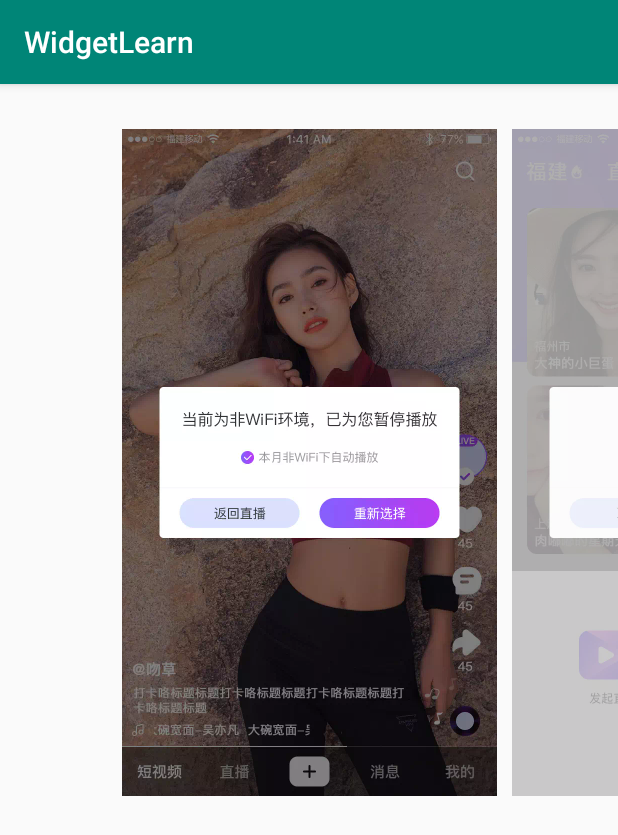
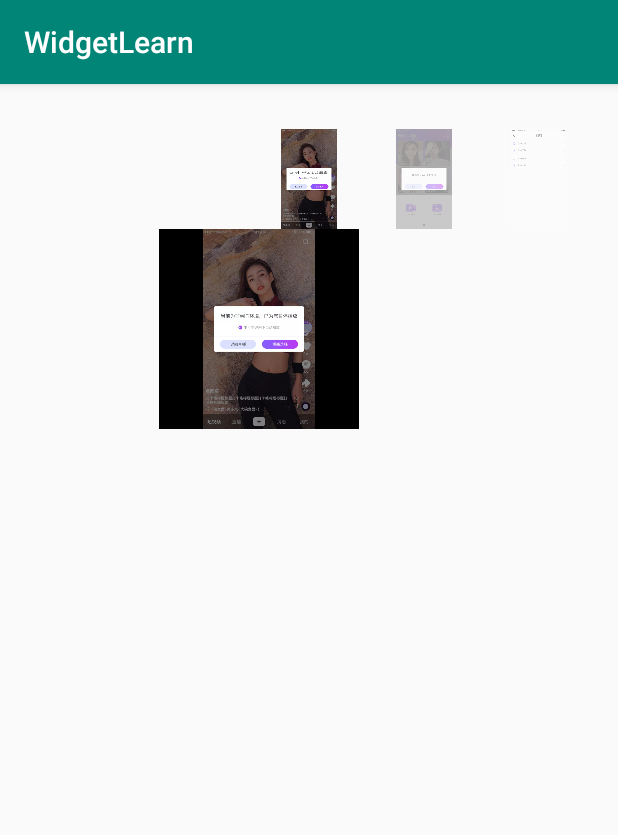
Before and after one commit to Wudelin/WidgetLearn, an Android app: the GalleryActivity screen opened directly, with no data from a screen before it, on a phone screen of 412 x 824 dp. Shown: the top 835 px of the screen. Run offline under Robolectric (Android 15) with nearby library versions, the phone set to English and light mode, and no system bars.

Commit message:
widget[Gallery-ImageSwitcher]

```diff
--- a/app/src/main/java/com/wdl/widgetlearn/adapter/ImageAdapter.java
+++ b/app/src/main/java/com/wdl/widgetlearn/adapter/ImageAdapter.java
@@ -1,19 +1,40 @@
 package com.wdl.widgetlearn.adapter;
 
-import android.content.res.TypedArray;
+import android.content.Context;
+import android.util.Log;
 import android.view.View;
 import android.view.ViewGroup;
+import android.view.animation.AnimationUtils;
+import android.widget.AdapterView;
 import android.widget.BaseAdapter;
+import android.widget.Gallery;
+import android.widget.ImageSwitcher;
 import android.widget.ImageView;
+import android.widget.LinearLayout;
+import android.widget.ViewSwitcher;
 
 import com.wdl.widgetlearn.R;
+import com.wdl.widgetlearn.ui.GalleryActivity;
 
 /**
  * Create by: wdl at 2019/11/15 11:39
  */
-public class ImageAdapter extends BaseAdapter
+public class ImageAdapter extends BaseAdapter implements AdapterView.OnItemSelectedListener, ViewSwitcher.ViewFactory
 {
     private int[] res;
+    private ImageSwitcher is;
+    private Context context;
+    private static final String TAG = "ImageAdapter";
+
+    public ImageAdapter(ImageSwitcher is, Context context)
+    {
+        this.is = is;
+        this.context = context;
+        is.setFactory(this);
+        // 设置ImageSwitcher组件显示图像的动画效果
+        is.setInAnimation(AnimationUtils.loadAnimation(context, android.R.anim.fade_in));
+        is.setOutAnimation(AnimationUtils.loadAnimation(context, android.R.anim.fade_out));
+    }
 
     public void setRes(int[] res)
     {
@@ -24,7 +45,7 @@ public class ImageAdapter extends BaseAdapter
     @Override
     public int getCount()
     {
-        return res.length;
+        return Integer.MAX_VALUE;
     }
 
     @Override
@@ -42,9 +63,41 @@ public class ImageAdapter extends BaseAdapter
     @Override
     public View getView(int position, View convertView, ViewGroup parent)
     {
-        ImageView iv = new ImageView(parent.getContext());
-        iv.setImageResource(res[position]);
-        iv.setScaleType(ImageView.ScaleType.CENTER_CROP);
+        ImageView iv = new ImageView(context);
+        // 无限循环
+        iv.setImageResource(res[position % res.length]);
+        Gallery.LayoutParams params = new Gallery.LayoutParams(100, 100);
+        iv.setScaleType(ImageView.ScaleType.FIT_CENTER);
+        iv.setLayoutParams(params);
         return iv;
     }
+
+    @Override
+    public void onItemSelected(AdapterView<?> parent, View view, int position, long id)
+    {
+        // gallery选中时将资源ID赋予给ImageSwitcher
+        is.setImageResource(res[position % res.length]);
+    }
+
+    @Override
+    public void onNothingSelected(AdapterView<?> parent)
+    {
+
+    }
+
+    /**
+     * 创建一个View放置于ImageSwitcher
+     *
+     * @return View
+     */
+    @Override
+    public View makeView()
+    {
+        ImageView imageView = new ImageView(context);
+        imageView.setBackgroundColor(0xFF000000);
+        imageView.setScaleType(ImageView.ScaleType.FIT_CENTER);
+        imageView.setLayoutParams(new ImageSwitcher.
+                LayoutParams(200, 200));
+        return imageView;
+    }
 }
--- a/app/src/main/java/com/wdl/widgetlearn/ui/GalleryActivity.java
+++ b/app/src/main/java/com/wdl/widgetlearn/ui/GalleryActivity.java
@@ -6,6 +6,7 @@ import android.content.Context;
 import android.content.Intent;
 import android.os.Bundle;
 import android.widget.Gallery;
+import android.widget.ImageSwitcher;
 
 import com.wdl.widgetlearn.R;
 import com.wdl.widgetlearn.adapter.ImageAdapter;
@@ -19,6 +20,7 @@ public class GalleryActivity extends AppCompatActivity
             R.drawable.webp_2,
             R.drawable.webp_3
     };
+    private ImageSwitcher is;
 
     public static void show(Context context)
     {
@@ -31,9 +33,11 @@ public class GalleryActivity extends AppCompatActivity
         super.onCreate(savedInstanceState);
         setContentView(R.layout.activity_gallery);
         mGallery = findViewById(R.id.gallery);
-        ImageAdapter adapter = new ImageAdapter();
+        is = findViewById(R.id.is);
+
+        ImageAdapter adapter = new ImageAdapter(is,this);
         adapter.setRes(resIds);
         mGallery.setAdapter(adapter);
-
+        mGallery.setOnItemSelectedListener(adapter);
     }
 }
--- a/app/src/main/res/layout/activity_gallery.xml
+++ b/app/src/main/res/layout/activity_gallery.xml
@@ -21,4 +21,12 @@
         android:unselectedAlpha="0.4"
         app:layout_constraintTop_toTopOf="parent" />
 
+    <ImageSwitcher
+        android:id="@+id/is"
+        android:layout_width="200dp"
+        android:layout_height="200dp"
+        app:layout_constraintLeft_toLeftOf="parent"
+        app:layout_constraintRight_toRightOf="parent"
+        app:layout_constraintTop_toBottomOf="@id/gallery" />
+
 </androidx.constraintlayout.widget.ConstraintLayout>
```
